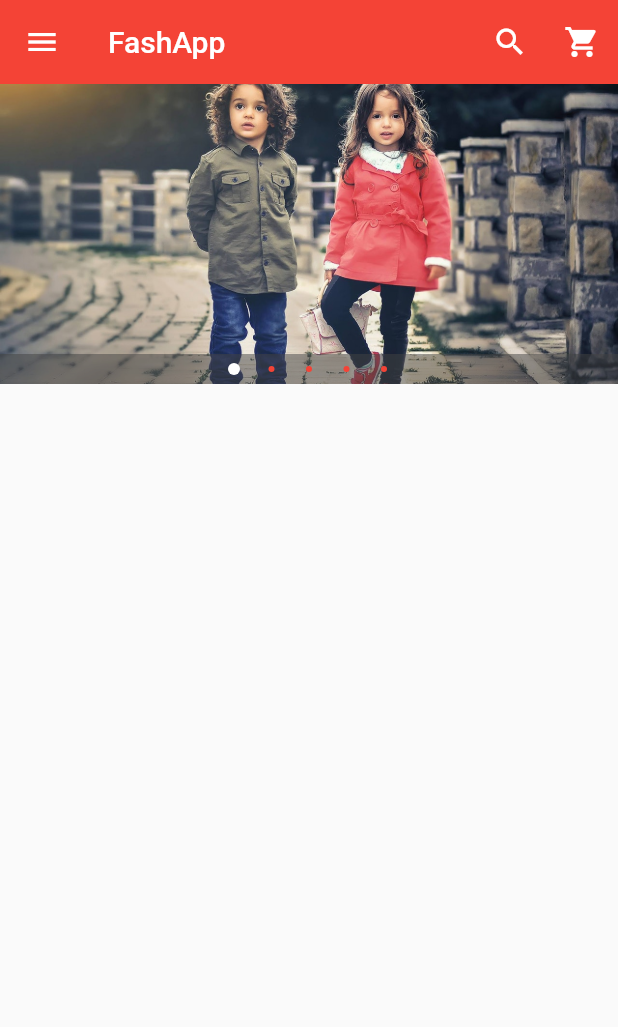
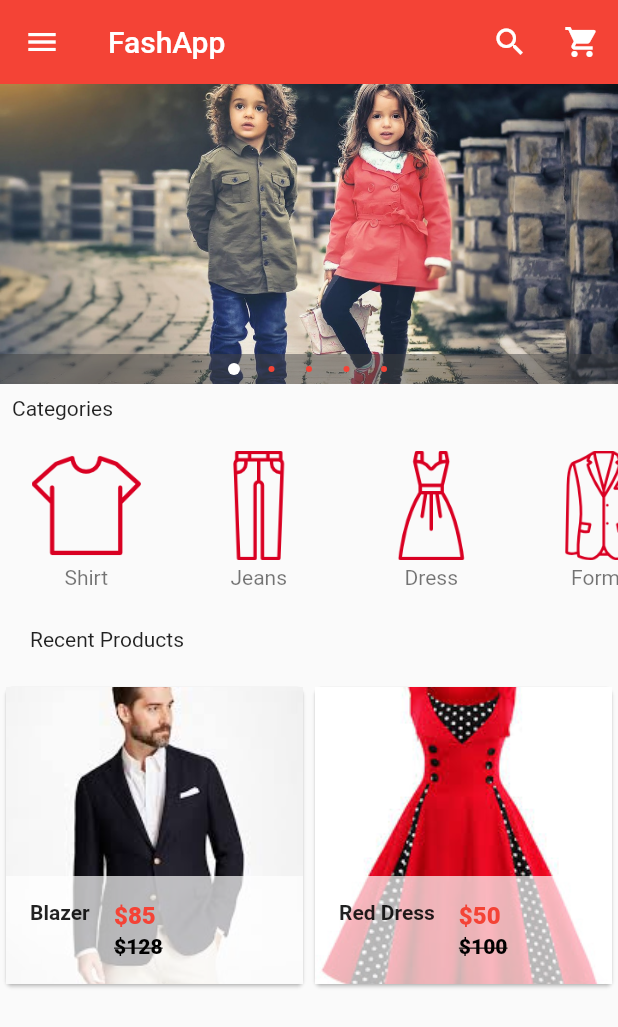
Before and after one commit to WambuaSimon/Flutter-Ecommerce-App, a Flutter app: the screen it shows after launch, on a phone screen of 412 x 824 dp. Shown: the top 1027 px of the screen. Run offline on Flutter 3.47's test engine with Material 2 defaults, Android fonts, the phone set to English and light mode, and no system bars; drawn by our look-alikes of carousel_pro.

Commit message:
added products and categories

```diff
--- /dev/null
+++ b/lib/components/horizontal_listview.dart
@@ -0,0 +1,80 @@
+import 'package:flutter/material.dart';
+
+class HorizontalList extends StatelessWidget {
+  @override
+  Widget build(BuildContext context) {
+    // TODO: implement build
+    return Container(
+      height: 110.0,
+      child: ListView(
+        scrollDirection: Axis.horizontal,
+        children: <Widget>[
+          Category (
+            image_location: 'images/cats/tshirt.png',
+            image_caption: 'Shirt',
+          ),
+          Category (
+            image_location: 'images/cats/jeans.png',
+            image_caption: 'Jeans',
+          ),
+          Category (
+            image_location: 'images/cats/dress.png',
+            image_caption: 'Dress',
+          ),
+
+          Category (
+            image_location: 'images/cats/formal.png',
+            image_caption: 'Formal',
+          ),
+
+          Category (
+            image_location: 'images/cats/informal.png',
+            image_caption: 'Informal',
+          ),
+
+          Category (
+            image_location: 'images/cats/shoe.png',
+            image_caption: 'Shoes',
+          ),
+
+          Category (
+            image_location: 'images/cats/accessories.png',
+            image_caption: 'Accessories',
+          ),
+
+
+        ],
+      ),
+    );
+  }
+}
+
+class Category extends StatelessWidget {
+  final String image_location;
+  final String image_caption;
+
+  Category({this.image_location, this.image_caption});
+
+  @override
+  Widget build(BuildContext context) {
+    // TODO: implement build
+    return Padding(
+      padding: const EdgeInsets.all(5.0),
+      child: InkWell(
+        onTap: () {},
+        child: Container(
+          width: 105.0,
+          child: ListTile(
+            title: Image.asset(image_location,
+            width: 100.0, height: 80.0,),
+            subtitle: Container(
+                alignment: Alignment.topCenter,
+                child: Text(image_caption,),
+            ),
+
+          ),
+        ),
+      ),
+    );
+  }
+}
--- /dev/null
+++ b/lib/components/products.dart
@@ -0,0 +1,82 @@
+import 'package:flutter/material.dart';
+
+class Products extends StatefulWidget {
+  @override
+  State<StatefulWidget> createState() {
+    // TODO: implement createState
+    return _ProductState();
+  }
+}
+
+class _ProductState extends State<Products> {
+  var product_list = [
+    {
+      "name": "Blazer",
+      "picture": "images/products/blazer1.jpeg",
+      "old_price": 128,
+      "price": 85,
+    },
+    {
+      "name": "Red Dress",
+      "picture": "images/products/dress1.jpeg",
+      "old_price": 100,
+      "price": 50,
+    }
+  ];
+
+  @override
+  Widget build(BuildContext context) {
+    // TODO: implement build
+    return GridView.builder(
+      itemCount: product_list.length,
+        gridDelegate:
+            new SliverGridDelegateWithFixedCrossAxisCount(crossAxisCount: 2),
+        itemBuilder: (BuildContext context, int index) {
+          return Single_prod(
+            prod_name: product_list[index]['name'],
+            prod_picture: product_list[index]['picture'],
+            prod_old_price: product_list[index]['old_price'],
+            prod_price: product_list[index]['price'],
+          );
+        });
+  }
+}
+
+class Single_prod extends StatelessWidget {
+  final prod_name;
+  final prod_picture;
+  final prod_old_price;
+  final prod_price;
+
+  Single_prod(
+      {this.prod_name,
+      this.prod_picture,
+      this.prod_old_price,
+      this.prod_price});
+
+  @override
+  Widget build(BuildContext context) {
+    return Card(
+      child: Hero(tag: prod_name, child: Material(
+        child: InkWell(
+          onTap: () {},
+          child: GridTile(footer: Container(
+            color: Colors.white70,
+            child: ListTile(
+              leading: Text(prod_name, style: TextStyle(fontWeight: FontWeight.bold),),
+              title: Text("\$$prod_price", style: TextStyle(color: Colors.red, fontWeight: FontWeight.w800),),
+              subtitle: Text("\$$prod_old_price", style: TextStyle(color: Colors.black, fontWeight: FontWeight.w800,decoration:
+              TextDecoration.lineThrough),),
+
+
+            ),
+
+
+          ),
+          child: Image.asset(prod_picture, fit: BoxFit.cover,),
+          ),
+        ),
+      )),
+    );
+  }
+}
--- a/lib/main.dart
+++ b/lib/main.dart
@@ -1,8 +1,8 @@
 import 'package:flutter/material.dart';
 import 'package:carousel_pro/carousel_pro.dart';
 
-
-
+import './components/horizontal_listview.dart';
+import './components/products.dart';
 
 void main() => runApp(MyApp());
 
@@ -25,7 +25,6 @@ class MyHomePage extends StatefulWidget {
 class _MyHomePageState extends State<MyHomePage> {
   @override
   Widget build(BuildContext context) {
-
     Widget image_corousel = new Container(
       height: 200.0,
       child: new Carousel(
@@ -45,7 +44,6 @@ class _MyHomePageState extends State<MyHomePage> {
         animationDuration: Duration(milliseconds: 1000),
       ),
     );
-
 
     return Scaffold(
       appBar: AppBar(
@@ -74,7 +72,6 @@ class _MyHomePageState extends State<MyHomePage> {
                   child: Icon(Icons.person, color: Colors.white),
                 ),
               ),
-
             ),
 
             /*body of drawer*/
@@ -82,69 +79,76 @@ class _MyHomePageState extends State<MyHomePage> {
               onTap: () {},
               child: ListTile(
                 title: Text('Home Page'),
-                leading: Icon(Icons.home,color: Colors.red),
+                leading: Icon(Icons.home, color: Colors.red),
               ),
             ),
-
-
             InkWell(
               onTap: () {},
               child: ListTile(
                 title: Text('My Account'),
-                leading: Icon(Icons.person,color: Colors.red),
+                leading: Icon(Icons.person, color: Colors.red),
               ),
             ),
-
             InkWell(
               onTap: () {},
               child: ListTile(
                 title: Text('My Orders'),
-                leading: Icon(Icons.shopping_basket,color: Colors.red),
+                leading: Icon(Icons.shopping_basket, color: Colors.red),
               ),
             ),
-
             InkWell(
               onTap: () {},
               child: ListTile(
                 title: Text('Categories'),
-                leading: Icon(Icons.dashboard,color: Colors.red),
+                leading: Icon(Icons.dashboard, color: Colors.red),
               ),
             ),
-
-
             InkWell(
               onTap: () {},
               child: ListTile(
                 title: Text('Favourites'),
-                leading: Icon(Icons.favorite,color: Colors.red),
+                leading: Icon(Icons.favorite, color: Colors.red),
               ),
             ),
-
             Divider(),
-
             InkWell(
               onTap: () {},
               child: ListTile(
                 title: Text('Settings'),
-                leading: Icon(Icons.settings,color: Colors.grey),
+                leading: Icon(Icons.settings, color: Colors.grey),
               ),
             ),
-
             InkWell(
               onTap: () {},
               child: ListTile(
                 title: Text('About'),
-                leading: Icon(Icons.help,color: Colors.blue),
+                leading: Icon(Icons.help, color: Colors.blue),
               ),
             )
-
           ],
         ),
       ),
 
       body: new ListView(
         children: <Widget>[
-          image_corousel
+          image_corousel,
+          new Padding(
+            padding: const EdgeInsets.all(8.0),
+            child: new Text("Categories"),
+          ),
+
+          /*create horizontal listview*/
+          HorizontalList(),
+
+          new Padding(
+            padding: const EdgeInsets.all(20.0),
+            child: new Text("Recent Products"),
+          ),
+
+          Container(
+            height: 320.0,
+            child: Products(),
+          )
         ],
       ),
       // This trailing comma makes auto-formatting nicer for build methods.
```
Also changed, not shown: pubspec.yaml (+9 -1 lines).
